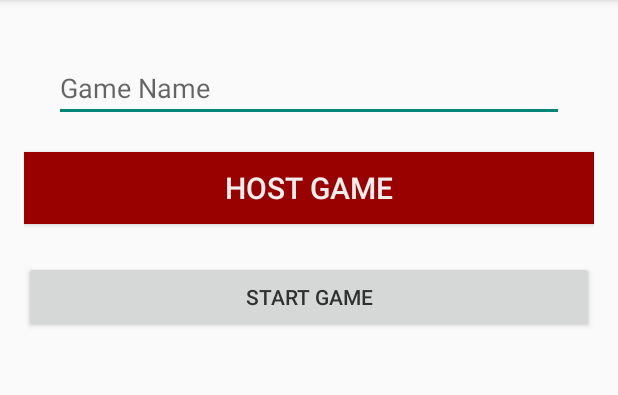
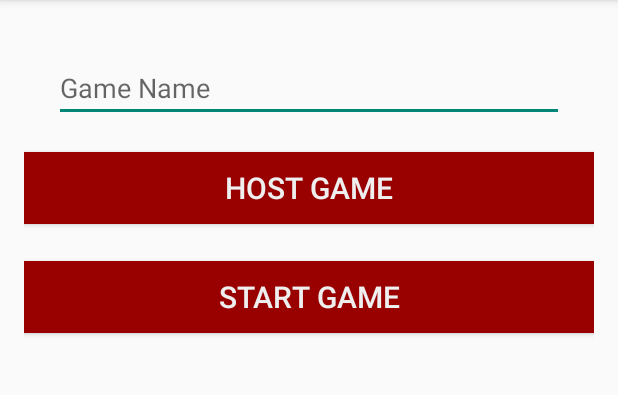
Before and after one commit to EpicVS/HackCMU2015, an Android app: the HostGameActivity screen opened directly, with no data from a screen before it, on a phone screen of 412 x 824 dp, the part 84-479 px from its top. Run offline under Robolectric (Android 15) with nearby library versions, the phone set to English and light mode, and no system bars; 1 statement that could not run was skipped.

```diff
--- a/app/src/main/res/layout/activity_host_game.xml
+++ b/app/src/main/res/layout/activity_host_game.xml
@@ -13,6 +13,7 @@
         android:layout_height="wrap_content"
         android:id="@+id/host_game_name"
         android:layout_margin="20dp"
+        android:textColor="@color/custom_style_dark"
         android:layout_centerHorizontal="true"
         android:hint="Game Name"   />
 
@@ -51,7 +52,11 @@
     <Button
         android:layout_width="fill_parent"
         android:layout_height="wrap_content"
+        android:background="@color/custom_style_red"
+        android:textColor="@color/custom_style_pale"
+        android:textSize="20sp"
         android:text="START GAME"
+
         android:onClick="stopMorePlayers"
         />
 
```
